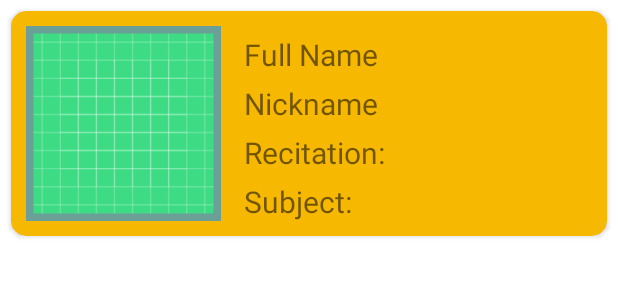
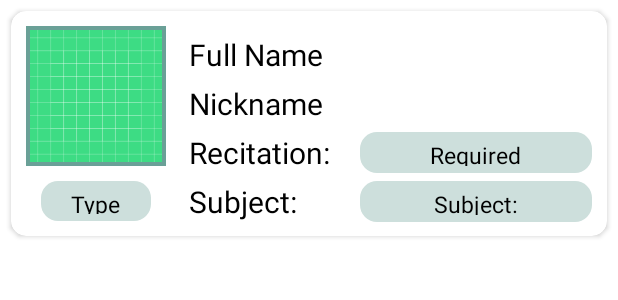
Before and after one commit to mechy88/ProfFile, an Android app: the layout prof_listitem.xml on its own in the app's theme, with its tools: preview values and no code run, on a phone screen of 412 x 824 dp. Shown: the top 300 px of the screen. Run offline under Robolectric (Android 15) with nearby library versions, the phone set to English and light mode, and no system bars.

Commit message:
Approaching MVP#3: Finished Card View MVP

```diff
--- /dev/null
+++ b/app/src/main/res/drawable/shape.xml
@@ -0,0 +1,21 @@
+<?xml version="1.0" encoding="utf-8"?>
+<shape
+    xmlns:android="http://schemas.android.com/apk/res/android"
+    android:shape="rectangle"   >
+
+    <solid
+        android:color="@color/sageGreen" >
+    </solid>
+
+    <padding
+        android:left="5dp"
+        android:top="5dp"
+        android:right="5dp"
+        android:bottom="5dp"    >
+    </padding>
+
+    <corners
+        android:radius="11dp"   >
+    </corners>
+
+</shape>
--- a/app/src/main/res/layout/prof_listitem.xml
+++ b/app/src/main/res/layout/prof_listitem.xml
@@ -5,7 +5,7 @@
     android:layout_height="150dp"
     app:layout_constraintHeight_percent="50"
     xmlns:app="http://schemas.android.com/apk/res-auto"
-    app:cardBackgroundColor="@color/gold"
+    app:cardBackgroundColor="@color/white"
     app:cardCornerRadius="10dp"
     android:layout_margin="7.5dp">
     <androidx.constraintlayout.widget.ConstraintLayout
@@ -16,14 +16,33 @@
         <com.google.android.material.imageview.ShapeableImageView
             android:id="@+id/imageView"
             android:layout_width="0dp"
-            android:layout_height="match_parent"
+            android:layout_height="0dp"
             android:layout_margin="10dp"
             android:src="@drawable/ic_launcher_background"
             app:layout_constraintDimensionRatio="1:1"
             app:layout_constraintStart_toStartOf="parent"
             app:layout_constraintTop_toTopOf="parent"
             app:strokeColor="@color/darkSage"
-            app:strokeWidth="10dp" />
+            app:strokeWidth="5dp" />
+
+        <LinearLayout
+            android:layout_width="0dp"
+            android:layout_height="26.5dp"
+            android:background="@drawable/shape"
+            android:gravity="center"
+            app:layout_constraintBottom_toBottomOf="parent"
+            app:layout_constraintEnd_toEndOf="@+id/imageView"
+            app:layout_constraintStart_toStartOf="@+id/imageView"
+            app:layout_constraintTop_toBottomOf="@+id/imageView"
+            android:layout_margin="10dp">
+
+            <TextView
+                android:layout_width="wrap_content"
+                android:layout_height="wrap_content"
+                android:text="Type"
+                android:textSize="15dp"
+                android:textColor="@color/black"/>
+        </LinearLayout>
 
 
         <TextView
@@ -34,7 +53,8 @@
             android:text="Full Name"
             android:textSize="20dp"
             app:layout_constraintStart_toEndOf="@+id/imageView"
-            app:layout_constraintTop_toTopOf="parent" />
+            app:layout_constraintTop_toTopOf="parent"
+            android:textColor="@color/black"/>
 
         <TextView
             android:id="@+id/textView3"
@@ -44,7 +64,8 @@
             android:text="Nickname"
             android:textSize="20dp"
             app:layout_constraintStart_toStartOf="@+id/textView2"
-            app:layout_constraintTop_toBottomOf="@+id/textView2" />
+            app:layout_constraintTop_toBottomOf="@+id/textView2"
+            android:textColor="@color/black"/>
 
         <TextView
             android:id="@+id/textView4"
@@ -54,16 +75,58 @@
             android:text="Recitation:"
             android:textSize="20dp"
             app:layout_constraintStart_toStartOf="@+id/textView3"
-            app:layout_constraintTop_toBottomOf="@+id/textView3" />
+            app:layout_constraintTop_toBottomOf="@+id/textView3"
+            android:textColor="@color/black"/>
 
         <TextView
+            android:id="@+id/textView5"
             android:layout_width="wrap_content"
             android:layout_height="wrap_content"
             android:layout_marginTop="5dp"
             android:text="Subject:"
             android:textSize="20dp"
             app:layout_constraintStart_toStartOf="@+id/textView4"
-            app:layout_constraintTop_toBottomOf="@+id/textView4" />
+            app:layout_constraintTop_toBottomOf="@+id/textView4"
+            android:textColor="@color/black"/>
+
+        <LinearLayout
+            android:id="@+id/linearLayout"
+            android:layout_width="0dp"
+            android:layout_height="0dp"
+            android:layout_marginLeft="20dp"
+            android:layout_marginRight="10dp"
+            android:background="@drawable/shape"
+            android:gravity="center"
+            app:layout_constraintBottom_toBottomOf="@+id/textView4"
+            app:layout_constraintEnd_toEndOf="parent"
+            app:layout_constraintStart_toEndOf="@+id/textView4"
+            app:layout_constraintTop_toTopOf="@+id/textView4">
+
+            <TextView
+                android:layout_width="wrap_content"
+                android:layout_height="wrap_content"
+                android:text="Required"
+                android:textSize="15dp"
+                android:textColor="@color/black"/>
+        </LinearLayout>
+
+        <LinearLayout
+            android:layout_width="0dp"
+            android:layout_height="0dp"
+            android:background="@drawable/shape"
+            android:gravity="center"
+            app:layout_constraintBottom_toBottomOf="@+id/textView5"
+            app:layout_constraintEnd_toEndOf="@+id/linearLayout"
+            app:layout_constraintStart_toStartOf="@+id/linearLayout"
+            app:layout_constraintTop_toTopOf="@+id/textView5">
+
+            <TextView
+                android:layout_width="wrap_content"
+                android:layout_height="wrap_content"
+                android:text="Subject:"
+                android:textSize="15dp"
+                android:textColor="@color/black"/>
+        </LinearLayout>
 
 
     </androidx.constraintlayout.widget.ConstraintLayout>
--- a/app/src/main/res/values/colors.xml
+++ b/app/src/main/res/values/colors.xml
@@ -10,7 +10,7 @@
 
 
     <color name="gold">#F7B801</color>
-    <color name="sageGreen">#A8C7C2</color>
+    <color name="sageGreen">#CDDFDC</color>
     <color name="LightPurple">#E3E1F4</color>
     <color name="darkSage">#6AA097</color>
 
```
